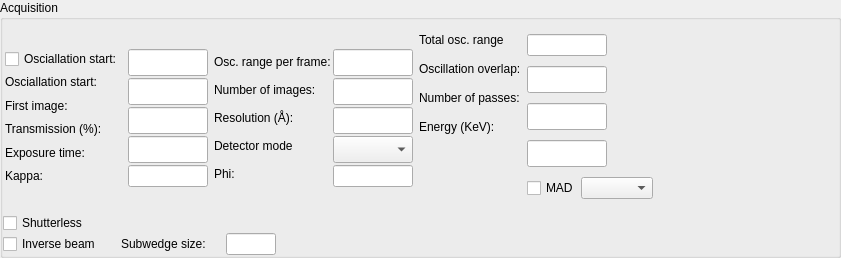
This is BlissFramework/Bricks/widgets/ui_files/Qt4_acquisition_widget_horizontal_layout.ui in mxcube/mxcubeqt as Qt 5 draws it before an edit. The edited form follows.
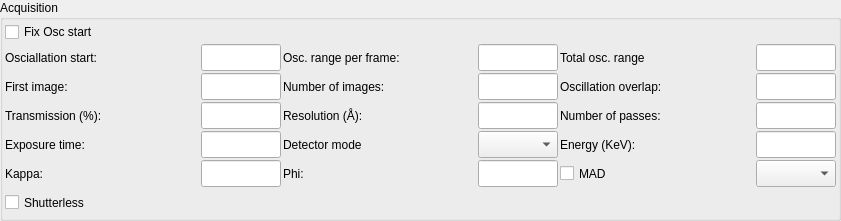
This is the edited form.

The edit to the form file:
```diff
--- a/BlissFramework/Bricks/widgets/ui_files/Qt4_acquisition_widget_horizontal_layout.ui
+++ b/BlissFramework/Bricks/widgets/ui_files/Qt4_acquisition_widget_horizontal_layout.ui
@@ -7,7 +7,7 @@
     <x>0</x>
     <y>0</y>
     <width>841</width>
-    <height>258</height>
+    <height>220</height>
    </rect>
   </property>
   <property name="windowTitle">
@@ -27,652 +27,482 @@
      </property>
      <layout class="QVBoxLayout" name="verticalLayout">
       <property name="spacing">
-       <number>0</number>
+       <number>2</number>
       </property>
-      <property name="leftMargin">
-       <number>0</number>
-      </property>
-      <property name="topMargin">
-       <number>4</number>
-      </property>
-      <property name="rightMargin">
-       <number>0</number>
-      </property>
-      <property name="bottomMargin">
-       <number>0</number>
+      <property name="margin">
+       <number>2</number>
       </property>
       <item>
-       <layout class="QHBoxLayout">
+       <layout class="QGridLayout" name="gridLayout">
+        <property name="leftMargin">
+         <number>0</number>
+        </property>
+        <property name="topMargin">
+         <number>0</number>
+        </property>
         <property name="spacing">
-         <number>6</number>
-        </property>
-        <property name="margin">
          <number>2</number>
         </property>
-        <item>
-         <layout class="QVBoxLayout" name="_2">
-          <property name="spacing">
-           <number>2</number>
+        <item row="2" column="2">
+         <widget class="QLabel" name="num_images_label">
+          <property name="acceptDrops">
+           <bool>true</bool>
           </property>
-          <item>
-           <layout class="QHBoxLayout" name="_3">
-            <property name="spacing">
-             <number>6</number>
-            </property>
-            <item>
-             <layout class="QVBoxLayout" name="_4">
-              <property name="spacing">
-               <number>2</number>
-              </property>
-              <item>
-               <widget class="QCheckBox" name="osc_start_cbox">
-                <property name="text">
-                 <string>Osciallation start:</string>
-                </property>
-               </widget>
-              </item>
-              <item>
-               <widget class="QLabel" name="osc_start_label">
-                <property name="text">
-                 <string>Osciallation start:</string>
-                </property>
-               </widget>
-              </item>
-              <item>
-               <widget class="QLabel" name="first_iamge_label">
-                <property name="text">
-                 <string>First image:</string>
-                </property>
-                <property name="wordWrap">
-                 <bool>false</bool>
-                </property>
-               </widget>
-              </item>
-              <item>
-               <widget class="QLabel" name="transmission_label">
-                <property name="text">
-                 <string>Transmission (%):</string>
-                </property>
-                <property name="wordWrap">
-                 <bool>false</bool>
-                </property>
-               </widget>
-              </item>
-              <item>
-               <widget class="QLabel" name="exp_time_label">
-                <property name="text">
-                 <string>Exposure time:</string>
-                </property>
-                <property name="wordWrap">
-                 <bool>false</bool>
-                </property>
-               </widget>
-              </item>
-              <item>
-               <widget class="QLabel" name="kappa_label">
-                <property name="text">
-                 <string>Kappa:</string>
-                </property>
-               </widget>
-              </item>
-             </layout>
-            </item>
-            <item>
-             <layout class="QVBoxLayout" name="_5">
-              <property name="spacing">
-               <number>2</number>
-              </property>
-              <item>
-               <widget class="QLineEdit" name="osc_start_ledit">
-                <property name="minimumSize">
-                 <size>
-                  <width>80</width>
-                  <height>27</height>
-                 </size>
-                </property>
-                <property name="maximumSize">
-                 <size>
-                  <width>80</width>
-                  <height>27</height>
-                 </size>
-                </property>
-               </widget>
-              </item>
-              <item>
-               <widget class="QLineEdit" name="first_image_ledit">
-                <property name="minimumSize">
-                 <size>
-                  <width>80</width>
-                  <height>27</height>
-                 </size>
-                </property>
-                <property name="maximumSize">
-                 <size>
-                  <width>80</width>
-                  <height>27</height>
-                 </size>
-                </property>
-               </widget>
-              </item>
-              <item>
-               <widget class="QLineEdit" name="transmission_ledit">
-                <property name="minimumSize">
-                 <size>
-                  <width>80</width>
-                  <height>27</height>
-                 </size>
-                </property>
-                <property name="maximumSize">
-                 <size>
-                  <width>80</width>
-                  <height>27</height>
-                 </size>
-                </property>
-               </widget>
-              </item>
-              <item>
-               <widget class="QLineEdit" name="exp_time_ledit">
-                <property name="minimumSize">
-                 <size>
-                  <width>80</width>
-                  <height>27</height>
-                 </size>
-                </property>
-                <property name="maximumSize">
-                 <size>
-                  <width>80</width>
-                  <height>27</height>
-                 </size>
-                </property>
-               </widget>
-              </item>
-              <item>
-               <widget class="QLineEdit" name="kappa_ledit">
-                <property name="minimumSize">
-                 <size>
-                  <width>0</width>
-                  <height>0</height>
-                 </size>
-                </property>
-                <property name="maximumSize">
-                 <size>
-                  <width>80</width>
-                  <height>16777215</height>
-                 </size>
-                </property>
-               </widget>
-              </item>
-             </layout>
-            </item>
-           </layout>
-          </item>
-         </layout>
+          <property name="text">
+           <string>Number of images:</string>
+          </property>
+          <property name="wordWrap">
+           <bool>false</bool>
+          </property>
+         </widget>
         </item>
-        <item>
-         <layout class="QVBoxLayout" name="_6">
-          <property name="spacing">
-           <number>2</number>
+        <item row="5" column="2">
+         <widget class="QLabel" name="kappa_phi_label">
+          <property name="text">
+           <string>Phi:</string>
           </property>
-          <item>
-           <layout class="QHBoxLayout" name="_7">
-            <item>
-             <layout class="QVBoxLayout" name="_8">
-              <property name="spacing">
-               <number>2</number>
-              </property>
-              <item>
-               <widget class="QLabel" name="osc_range_label">
-                <property name="text">
-                 <string>Osc. range per frame:</string>
-                </property>
-                <property name="wordWrap">
-                 <bool>false</bool>
-                </property>
-               </widget>
-              </item>
-              <item>
-               <widget class="QLabel" name="num_images_label">
-                <property name="acceptDrops">
-                 <bool>true</bool>
-                </property>
-                <property name="text">
-                 <string>Number of images:</string>
-                </property>
-                <property name="wordWrap">
-                 <bool>false</bool>
-                </property>
-               </widget>
-              </item>
-              <item>
-               <widget class="QLabel" name="resolution_label">
-                <property name="text">
-                 <string>Resolution (Å):</string>
-                </property>
-                <property name="wordWrap">
-                 <bool>false</bool>
-                </property>
-               </widget>
-              </item>
-              <item>
-               <widget class="QLabel" name="detector_roi_mode_label">
-                <property name="text">
-                 <string>Detector mode</string>
-                </property>
-               </widget>
-              </item>
-              <item>
-               <widget class="QLabel" name="kappa_phi_label">
-                <property name="text">
-                 <string>Phi:</string>
-                </property>
-               </widget>
-              </item>
-             </layout>
-            </item>
-            <item>
-             <layout class="QVBoxLayout" name="_9">
-              <property name="spacing">
-               <number>2</number>
-              </property>
-              <item>
-               <widget class="QLineEdit" name="osc_range_ledit">
-                <property name="minimumSize">
-                 <size>
-                  <width>80</width>
-                  <height>27</height>
-                 </size>
-                </property>
-                <property name="maximumSize">
-                 <size>
-                  <width>80</width>
-                  <height>27</height>
-                 </size>
-                </property>
-               </widget>
-              </item>
-              <item>
-               <widget class="QLineEdit" name="num_images_ledit">
-                <property name="minimumSize">
-                 <size>
-                  <width>70</width>
-                  <height>27</height>
-                 </size>
-                </property>
-                <property name="maximumSize">
-                 <size>
-                  <width>80</width>
-                  <height>27</height>
-                 </size>
-                </property>
-               </widget>
-              </item>
-              <item>
-               <widget class="QLineEdit" name="resolution_ledit">
-                <property name="minimumSize">
-                 <size>
-                  <width>80</width>
-                  <height>27</height>
-                 </size>
-                </property>
-                <property name="maximumSize">
-                 <size>
-                  <width>80</width>
-                  <height>27</height>
-                 </size>
-                </property>
-               </widget>
-              </item>
-              <item>
-               <widget class="QComboBox" name="detector_roi_mode_combo">
-                <property name="minimumSize">
-                 <size>
-                  <width>80</width>
-                  <height>27</height>
-                 </size>
-                </property>
-                <property name="maximumSize">
-                 <size>
-                  <width>80</width>
-                  <height>27</height>
-                 </size>
-                </property>
-               </widget>
-              </item>
-              <item>
-               <widget class="QLineEdit" name="kappa_phi_ledit">
-                <property name="minimumSize">
-                 <size>
-                  <width>0</width>
-                  <height>0</height>
-                 </size>
-                </property>
-                <property name="maximumSize">
-                 <size>
-                  <width>80</width>
-                  <height>16777215</height>
-                 </size>
-                </property>
-               </widget>
-              </item>
-             </layout>
-            </item>
-           </layout>
-          </item>
-         </layout>
+         </widget>
         </item>
-        <item>
-         <layout class="QVBoxLayout" name="_10">
-          <property name="spacing">
-           <number>2</number>
+        <item row="2" column="4">
+         <widget class="QLabel" name="overlap_label">
+          <property name="minimumSize">
+           <size>
+            <width>0</width>
+            <height>27</height>
+           </size>
           </property>
-          <item>
-           <layout class="QHBoxLayout" name="_11">
-            <property name="spacing">
-             <number>6</number>
-            </property>
-            <item>
-             <layout class="QVBoxLayout" name="_12">
-              <property name="spacing">
-               <number>2</number>
-              </property>
-              <item>
-               <widget class="QLabel" name="osc_total_range_label">
-                <property name="minimumSize">
-                 <size>
-                  <width>0</width>
-                  <height>27</height>
-                 </size>
-                </property>
-                <property name="text">
-                 <string>Total osc. range</string>
-                </property>
-               </widget>
-              </item>
-              <item>
-               <widget class="QLabel" name="overlap_label">
-                <property name="minimumSize">
-                 <size>
-                  <width>0</width>
-                  <height>27</height>
-                 </size>
-                </property>
-                <property name="maximumSize">
-                 <size>
-                  <width>16777215</width>
-                  <height>27</height>
-                 </size>
-                </property>
-                <property name="text">
-                 <string>Oscillation overlap:</string>
-                </property>
-                <property name="wordWrap">
-                 <bool>false</bool>
-                </property>
-               </widget>
-              </item>
-              <item>
-               <widget class="QLabel" name="num_passes_label">
-                <property name="minimumSize">
-                 <size>
-                  <width>0</width>
-                  <height>27</height>
-                 </size>
-                </property>
-                <property name="maximumSize">
-                 <size>
-                  <width>16777215</width>
-                  <height>27</height>
-                 </size>
-                </property>
-                <property name="text">
-                 <string>Number of passes:</string>
-                </property>
-                <property name="wordWrap">
-                 <bool>false</bool>
-                </property>
-               </widget>
-              </item>
-              <item>
-               <widget class="QLabel" name="energy_label">
-                <property name="minimumSize">
-                 <size>
-                  <width>0</width>
-                  <height>27</height>
-                 </size>
-                </property>
-                <property name="maximumSize">
-                 <size>
-                  <width>16777215</width>
-                  <height>27</height>
-                 </size>
-                </property>
-                <property name="text">
-                 <string>Energy (KeV):</string>
-                </property>
-                <property name="wordWrap">
-                 <bool>false</bool>
-                </property>
-               </widget>
-              </item>
-              <item>
-               <spacer name="verticalSpacer">
-                <property name="orientation">
-                 <enum>Qt::Vertical</enum>
-                </property>
-                <property name="sizeType">
-                 <enum>QSizePolicy::Expanding</enum>
-                </property>
-                <property name="sizeHint" stdset="0">
-                 <size>
-                  <width>20</width>
-                  <height>27</height>
-                 </size>
-                </property>
-               </spacer>
-              </item>
-             </layout>
-            </item>
-            <item>
-             <layout class="QVBoxLayout" name="_13">
-              <property name="spacing">
-               <number>2</number>
-              </property>
-              <item>
-               <widget class="QLineEdit" name="osc_total_range_ledit">
-                <property name="maximumSize">
-                 <size>
-                  <width>80</width>
-                  <height>16777215</height>
-                 </size>
-                </property>
-               </widget>
-              </item>
-              <item>
-               <widget class="QLineEdit" name="overlap_ledit">
-                <property name="minimumSize">
-                 <size>
-                  <width>80</width>
-                  <height>27</height>
-                 </size>
-                </property>
-                <property name="maximumSize">
-                 <size>
-                  <width>80</width>
-                  <height>27</height>
-                 </size>
-                </property>
-               </widget>
-              </item>
-              <item>
-               <widget class="QLineEdit" name="num_passes_ledit">
-                <property name="minimumSize">
-                 <size>
-                  <width>80</width>
-                  <height>27</height>
-                 </size>
-                </property>
-                <property name="maximumSize">
-                 <size>
-                  <width>80</width>
-                  <height>27</height>
-                 </size>
-                </property>
-               </widget>
-              </item>
-              <item>
-               <widget class="QLineEdit" name="energy_ledit">
-                <property name="minimumSize">
-                 <size>
-                  <width>80</width>
-                  <height>27</height>
-                 </size>
-                </property>
-                <property name="maximumSize">
-                 <size>
-                  <width>80</width>
-                  <height>27</height>
-                 </size>
-                </property>
-               </widget>
-              </item>
-              <item>
-               <layout class="QHBoxLayout" name="_14">
-                <property name="spacing">
-                 <number>2</number>
-                </property>
-                <item>
-                 <widget class="QCheckBox" name="mad_cbox">
-                  <property name="text">
-                   <string>MAD</string>
-                  </property>
-                 </widget>
-                </item>
-                <item>
-                 <widget class="QComboBox" name="energies_combo"/>
-                </item>
-               </layout>
-              </item>
-             </layout>
-            </item>
-           </layout>
-          </item>
-         </layout>
+          <property name="maximumSize">
+           <size>
+            <width>16777215</width>
+            <height>27</height>
+           </size>
+          </property>
+          <property name="text">
+           <string>Oscillation overlap:</string>
+          </property>
+          <property name="wordWrap">
+           <bool>false</bool>
+          </property>
+         </widget>
         </item>
-        <item>
-         <spacer name="horizontalSpacer_2">
-          <property name="orientation">
-           <enum>Qt::Horizontal</enum>
+        <item row="3" column="1">
+         <widget class="QLineEdit" name="transmission_ledit">
+          <property name="minimumSize">
+           <size>
+            <width>80</width>
+            <height>27</height>
+           </size>
           </property>
-          <property name="sizeHint" stdset="0">
+          <property name="maximumSize">
            <size>
-            <width>40</width>
-            <height>20</height>
+            <width>80</width>
+            <height>27</height>
            </size>
           </property>
-         </spacer>
+         </widget>
         </item>
-       </layout>
-      </item>
-      <item>
-       <layout class="QHBoxLayout" name="_15">
-        <property name="spacing">
-         <number>37</number>
-        </property>
-        <item>
+        <item row="1" column="5">
+         <widget class="QLineEdit" name="osc_total_range_ledit">
+          <property name="minimumSize">
+           <size>
+            <width>0</width>
+            <height>27</height>
+           </size>
+          </property>
+          <property name="maximumSize">
+           <size>
+            <width>80</width>
+            <height>27</height>
+           </size>
+          </property>
+         </widget>
+        </item>
+        <item row="1" column="2">
+         <widget class="QLabel" name="osc_range_label">
+          <property name="text">
+           <string>Osc. range per frame:</string>
+          </property>
+          <property name="wordWrap">
+           <bool>false</bool>
+          </property>
+         </widget>
+        </item>
+        <item row="1" column="4">
+         <widget class="QLabel" name="osc_total_range_label">
+          <property name="minimumSize">
+           <size>
+            <width>0</width>
+            <height>27</height>
+           </size>
+          </property>
+          <property name="text">
+           <string>Total osc. range</string>
+          </property>
+         </widget>
+        </item>
+        <item row="4" column="2">
+         <widget class="QLabel" name="detector_roi_mode_label">
+          <property name="text">
+           <string>Detector mode</string>
+          </property>
+         </widget>
+        </item>
+        <item row="4" column="1">
+         <widget class="QLineEdit" name="exp_time_ledit">
+          <property name="minimumSize">
+           <size>
+            <width>80</width>
+            <height>27</height>
+           </size>
+          </property>
+          <property name="maximumSize">
+           <size>
+            <width>80</width>
+            <height>27</height>
+           </size>
+          </property>
+         </widget>
+        </item>
+        <item row="5" column="1">
+         <widget class="QLineEdit" name="kappa_ledit">
+          <property name="minimumSize">
+           <size>
+            <width>0</width>
+            <height>27</height>
+           </size>
+          </property>
+          <property name="maximumSize">
+           <size>
+            <width>80</width>
+            <height>27</height>
+           </size>
+          </property>
+         </widget>
+        </item>
+        <item row="4" column="3">
+         <widget class="QComboBox" name="detector_roi_mode_combo">
+          <property name="minimumSize">
+           <size>
+            <width>80</width>
+            <height>27</height>
+           </size>
+          </property>
+          <property name="maximumSize">
+           <size>
+            <width>80</width>
+            <height>27</height>
+           </size>
+          </property>
+         </widget>
+        </item>
+        <item row="3" column="0">
+         <widget class="QLabel" name="transmission_label">
+          <property name="text">
+           <string>Transmission (%):</string>
+          </property>
+          <property name="wordWrap">
+           <bool>false</bool>
+          </property>
+         </widget>
+        </item>
+        <item row="1" column="1">
+         <widget class="QLineEdit" name="osc_start_ledit">
+          <property name="minimumSize">
+           <size>
+            <width>80</width>
+            <height>27</height>
+           </size>
+          </property>
+          <property name="maximumSize">
+           <size>
+            <width>80</width>
+            <height>27</height>
+           </size>
+          </property>
+         </widget>
+        </item>
+        <item row="2" column="3">
+         <widget class="QLineEdit" name="num_images_ledit">
+          <property name="minimumSize">
+           <size>
+            <width>70</width>
+            <height>27</height>
+           </size>
+          </property>
+          <property name="maximumSize">
+           <size>
+            <width>80</width>
+            <height>27</height>
+           </size>
+          </property>
+         </widget>
+        </item>
+        <item row="2" column="0">
+         <widget class="QLabel" name="first_iamge_label">
+          <property name="text">
+           <string>First image:</string>
+          </property>
+          <property name="wordWrap">
+           <bool>false</bool>
+          </property>
+         </widget>
+        </item>
+        <item row="5" column="5">
+         <widget class="QComboBox" name="energies_combo">
+          <property name="minimumSize">
+           <size>
+            <width>80</width>
+            <height>27</height>
+           </size>
+          </property>
+          <property name="maximumSize">
+           <size>
+            <width>80</width>
+            <height>27</height>
+           </size>
+          </property>
+         </widget>
+        </item>
+        <item row="3" column="3">
+         <widget class="QLineEdit" name="resolution_ledit">
+          <property name="minimumSize">
+           <size>
+            <width>80</width>
+            <height>27</height>
+           </size>
+          </property>
+          <property name="maximumSize">
+           <size>
+            <width>80</width>
+            <height>27</height>
+           </size>
+          </property>
+         </widget>
+        </item>
+        <item row="3" column="2">
+         <widget class="QLabel" name="resolution_label">
+          <property name="text">
+           <string>Resolution (Å):</string>
+          </property>
+          <property name="wordWrap">
+           <bool>false</bool>
+          </property>
+         </widget>
+        </item>
+        <item row="4" column="0">
+         <widget class="QLabel" name="exp_time_label">
+          <property name="text">
+           <string>Exposure time:</string>
+          </property>
+          <property name="wordWrap">
+           <bool>false</bool>
+          </property>
+         </widget>
+        </item>
+        <item row="5" column="3">
+         <widget class="QLineEdit" name="kappa_phi_ledit">
+          <property name="minimumSize">
+           <size>
+            <width>0</width>
+            <height>27</height>
+           </size>
+          </property>
+          <property name="maximumSize">
+           <size>
+            <width>80</width>
+            <height>27</height>
+           </size>
+          </property>
+         </widget>
+        </item>
+        <item row="5" column="4">
+         <widget class="QCheckBox" name="mad_cbox">
+          <property name="minimumSize">
+           <size>
+            <width>0</width>
+            <height>27</height>
+           </size>
+          </property>
+          <property name="maximumSize">
+           <size>
+            <width>16777215</width>
+            <height>27</height>
+           </size>
+          </property>
+          <property name="text">
+           <string>MAD</string>
+          </property>
+         </widget>
+        </item>
+        <item row="6" column="0">
          <widget class="QCheckBox" name="shutterless_cbx">
+          <property name="minimumSize">
+           <size>
+            <width>0</width>
+            <height>27</height>
+           </size>
+          </property>
+          <property name="maximumSize">
+           <size>
+            <width>16777215</width>
+            <height>27</height>
+           </size>
+          </property>
           <property name="text">
            <string>Shutterless</string>
           </property>
          </widget>
         </item>
-        <item>
-         <spacer name="row_three_spacer">
-          <property name="orientation">
-           <enum>Qt::Horizontal</enum>
+        <item row="4" column="5">
+         <widget class="QLineEdit" name="energy_ledit">
+          <property name="minimumSize">
+           <size>
+            <width>80</width>
+            <height>27</height>
+           </size>
           </property>
-          <property name="sizeType">
-           <enum>QSizePolicy::Expanding</enum>
+          <property name="maximumSize">
+           <size>
+            <width>80</width>
+            <height>27</height>
+           </size>
           </property>
-          <property name="sizeHint" stdset="0">
+         </widget>
+        </item>
+        <item row="3" column="5">
+         <widget class="QLineEdit" name="num_passes_ledit">
+          <property name="enabled">
+           <bool>true</bool>
+          </property>
+          <property name="minimumSize">
            <size>
-            <width>90</width>
-            <height>20</height>
+            <width>80</width>
+            <height>27</height>
            </size>
           </property>
-         </spacer>
+          <property name="maximumSize">
+           <size>
+            <width>80</width>
+            <height>27</height>
+           </size>
+          </property>
+         </widget>
         </item>
-       </layout>
-      </item>
-      <item>
-       <layout class="QHBoxLayout" name="_16">
-        <property name="spacing">
-         <number>20</number>
-        </property>
-        <item>
-         <widget class="QCheckBox" name="inverse_beam_cbx">
+        <item row="4" column="4">
+         <widget class="QLabel" name="energy_label">
+          <property name="minimumSize">
+           <size>
+            <width>0</width>
+            <height>27</height>
+           </size>
+          </property>
+          <property name="maximumSize">
+           <size>
+            <width>16777215</width>
+            <height>27</height>
+           </size>
+          </property>
           <property name="text">
-           <string>Inverse beam</string>
+           <string>Energy (KeV):</string>
           </property>
+          <property name="wordWrap">
+           <bool>false</bool>
+          </property>
          </widget>
         </item>
-        <item>
-         <layout class="QHBoxLayout" name="_17">
-          <item>
-           <widget class="QLabel" name="subwedge_size_label">
-            <property name="mouseTracking">
-             <bool>false</bool>
-            </property>
-            <property name="text">
-             <string>Subwedge size:</string>
-            </property>
-            <property name="wordWrap">
-             <bool>false</bool>
-            </property>
-           </widget>
-          </item>
-          <item>
-           <widget class="QLineEdit" name="subwedge_size_ledit">
-            <property name="maximumSize">
-             <size>
-              <width>50</width>
-              <height>32767</height>
-             </size>
-            </property>
-           </widget>
-          </item>
-          <item>
-           <spacer name="subwedge_fill_spacer">
-            <property name="orientation">
-             <enum>Qt::Horizontal</enum>
-            </property>
-            <property name="sizeType">
-             <enum>QSizePolicy::Expanding</enum>
-            </property>
-            <property name="sizeHint" stdset="0">
-             <size>
-              <width>20</width>
-              <height>20</height>
-             </size>
-            </property>
-           </spacer>
-          </item>
-         </layout>
+        <item row="5" column="0">
+         <widget class="QLabel" name="kappa_label">
+          <property name="text">
+           <string>Kappa:</string>
+          </property>
+         </widget>
         </item>
-        <item>
-         <spacer name="spacer16">
-          <property name="orientation">
-           <enum>Qt::Horizontal</enum>
+        <item row="3" column="4">
+         <widget class="QLabel" name="num_passes_label">
+          <property name="enabled">
+           <bool>true</bool>
           </property>
-          <property name="sizeType">
-           <enum>QSizePolicy::Expanding</enum>
+          <property name="minimumSize">
+           <size>
+            <width>0</width>
+            <height>27</height>
+           </size>
           </property>
-          <property name="sizeHint" stdset="0">
+          <property name="maximumSize">
            <size>
-            <width>322</width>
-            <height>20</height>
+            <width>16777215</width>
+            <height>27</height>
            </size>
           </property>
-         </spacer>
+          <property name="text">
+           <string>Number of passes:</string>
+          </property>
+          <property name="wordWrap">
+           <bool>false</bool>
+          </property>
+         </widget>
+        </item>
+        <item row="2" column="5">
+         <widget class="QLineEdit" name="overlap_ledit">
+          <property name="minimumSize">
+           <size>
+            <width>80</width>
+            <height>27</height>
+           </size>
+          </property>
+          <property name="maximumSize">
+           <size>
+            <width>80</width>
+            <height>27</height>
+           </size>
+          </property>
+         </widget>
+        </item>
+        <item row="1" column="3">
+         <widget class="QLineEdit" name="osc_range_ledit">
+          <property name="minimumSize">
+           <size>
+            <width>80</width>
+            <height>27</height>
+           </size>
+          </property>
+          <property name="maximumSize">
+           <size>
+            <width>80</width>
+            <height>27</height>
+           </size>
+          </property>
+         </widget>
+        </item>
+        <item row="2" column="1">
+         <widget class="QLineEdit" name="first_image_ledit">
+          <property name="minimumSize">
+           <size>
+            <width>80</width>
+            <height>27</height>
+           </size>
+          </property>
+          <property name="maximumSize">
+           <size>
+            <width>80</width>
+            <height>27</height>
+           </size>
+          </property>
+         </widget>
+        </item>
+        <item row="1" column="0">
+         <widget class="QLabel" name="osc_start_label">
+          <property name="text">
+           <string>Osciallation start:</string>
+          </property>
+         </widget>
+        </item>
+        <item row="0" column="0">
+         <widget class="QCheckBox" name="osc_start_cbox">
+          <property name="text">
+           <string>Fix Osc start</string>
+          </property>
+         </widget>
         </item>
        </layout>
       </item>
```
